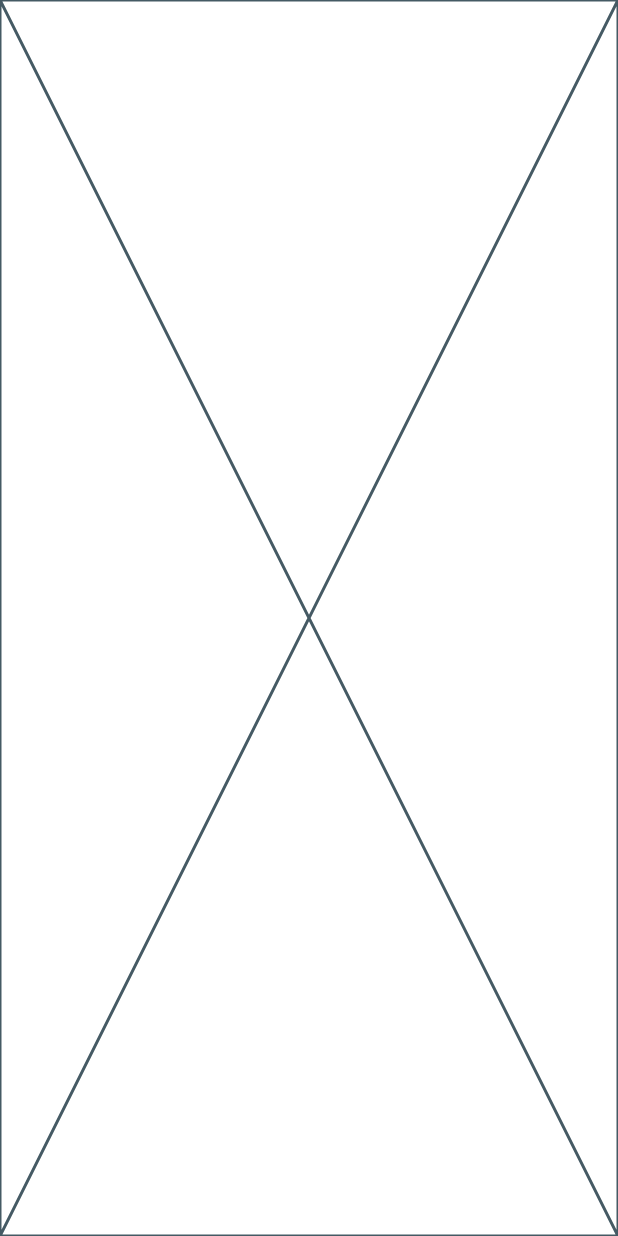
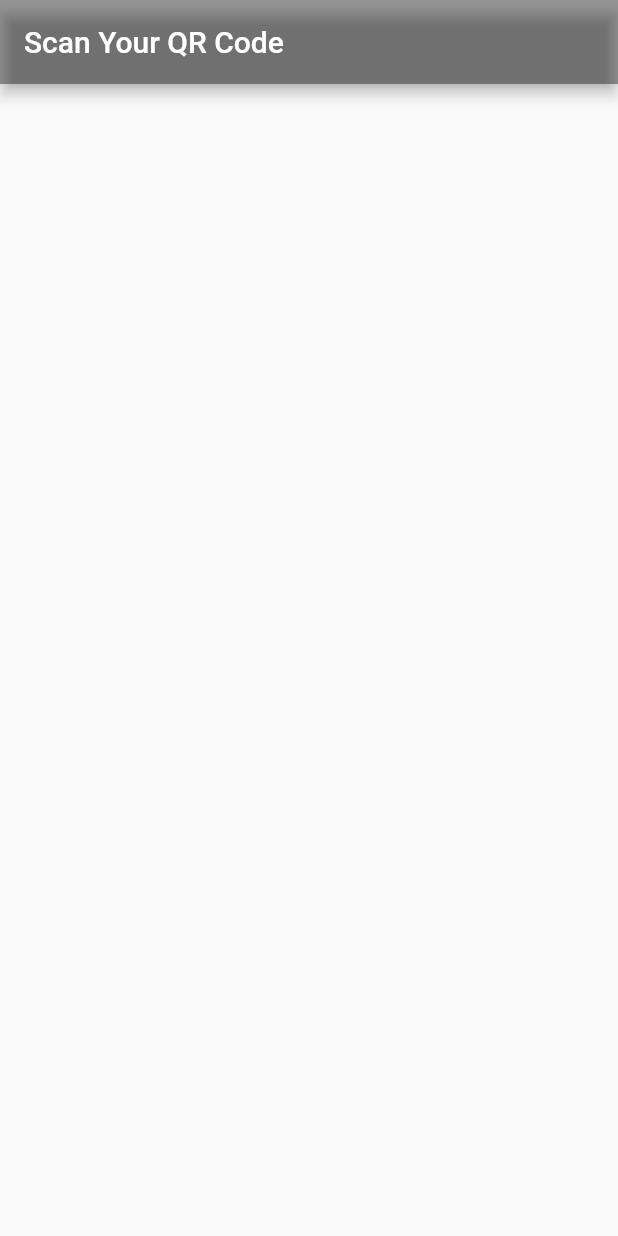
Before and after one commit to funky-dev99/Attendance-System, a Flutter app: the screen it shows after launch, on a phone screen of 412 x 824 dp. Run offline on Flutter 3.47's test engine with Material 2 defaults, Android fonts, the phone set to English and light mode, and no system bars.

Commit message:
QR_scanner

```diff
--- a/attendance_system/lib/main.dart
+++ b/attendance_system/lib/main.dart
@@ -1,4 +1,5 @@
 import 'package:attendance_system/pages/home_page.dart';
+import 'package:attendance_system/pages/qr_code.dart';
 import 'package:flutter/material.dart';
 
 
@@ -15,7 +16,7 @@ class MyApp extends StatelessWidget {
     return MaterialApp(
       debugShowCheckedModeBanner: false,
 
-      home:HomePage(),
+      home:QrPage(),
     );
   }
 }
--- /dev/null
+++ b/attendance_system/lib/pages/qr_code.dart
@@ -0,0 +1,17 @@
+import 'package:flutter/material.dart';
+
+class QrPage extends StatelessWidget {
+  const QrPage({Key? key}) : super(key: key);
+
+  @override
+  Widget build(BuildContext context) {
+    return Scaffold(
+      appBar: AppBar(
+        backgroundColor: Colors.black38,
+        title: Text(
+          'Scan Your QR Code'
+        ),
+      ),
+    );
+  }
+}
--- a/attendance_system/pubspec.yaml
+++ b/attendance_system/pubspec.yaml
@@ -35,6 +35,7 @@ dependencies:
   # The following adds the Cupertino Icons font to your application.
   # Use with the CupertinoIcons class for iOS style icons.
   cupertino_icons: ^1.0.2
+  mobile_scanner: ^2.1.0
 
 dev_dependencies:
   flutter_test:
```
Also changed, not shown: attendance_system/pubspec.lock, 3 other files.
